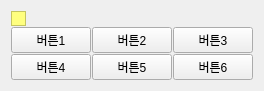
Old version of the form ui/floating_toolbar.ui in the repository Glen-Lee-glitch/new_viewer.
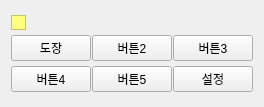
New version of the form.

Commit message: feat: floating_toolbar.ui 수정 - 버튼 이름 변경 및 툴바 높이 조정

What changed in the file:
```diff
--- a/ui/floating_toolbar.ui
+++ b/ui/floating_toolbar.ui
@@ -7,7 +7,7 @@
     <x>0</x>
     <y>0</y>
     <width>249</width>
-    <height>89</height>
+    <height>107</height>
    </rect>
   </property>
   <property name="windowTitle">
@@ -52,7 +52,7 @@
        <item>
         <widget class="QPushButton" name="pushButton">
          <property name="text">
-          <string>버튼1</string>
+          <string>도장</string>
          </property>
         </widget>
        </item>
@@ -94,7 +94,7 @@
        <item>
         <widget class="QPushButton" name="pushButton_6">
          <property name="text">
-          <string>버튼6</string>
+          <string>설정</string>
          </property>
         </widget>
        </item>
```
Left out of the diff: 4 changed lines with no effect on the pictures.
